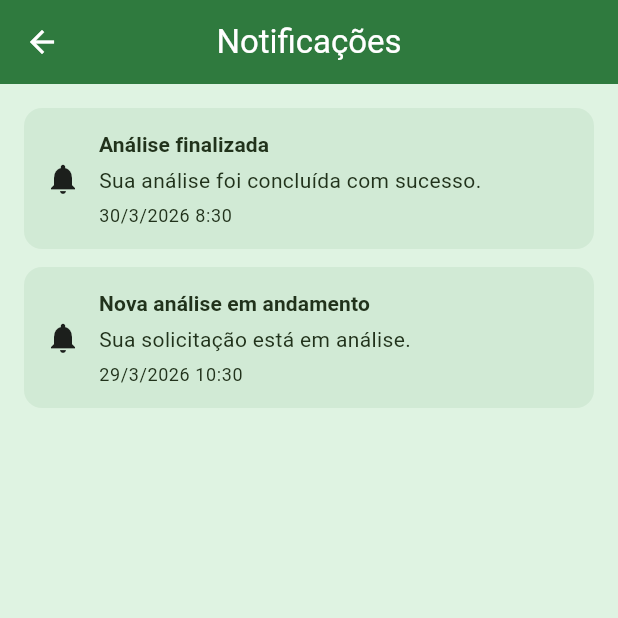
After one commit to silvajoel/forrageira, a Flutter app: the NotificationsScreen screen opened directly, on a phone screen of 412 x 824 dp, the top half of it. The commit adds this screen. Run offline on Flutter 3.47's test engine with Material 3 defaults, Android fonts, the phone set to English and light mode, and no system bars; our stand-ins replace cloud_firestore, firebase_auth, firebase_core, freezed_annotation, geolocator, image_picker; accounts and stored records are empty.

Commit message:
feat(forage-analyse): migrate Supabase API to PHP for registration and add notifications screen

```diff
--- /dev/null
+++ b/lib/models/app_notification.dart
@@ -0,0 +1,15 @@
+class AppNotification {
+  final String id;
+  final String title;
+  final String message;
+  final DateTime createdAt;
+  final bool read;
+
+  AppNotification({
+    required this.id,
+    required this.title,
+    required this.message,
+    required this.createdAt,
+    this.read = false,
+  });
+}
--- /dev/null
+++ b/lib/screens/notifications_screen.dart
@@ -0,0 +1,90 @@
+import 'package:flutter/material.dart';
+import 'package:forrageira/models/app_notification.dart';
+
+class NotificationsScreen extends StatelessWidget {
+  const NotificationsScreen({Key? key}) : super(key: key);
+
+  String _formatDate(DateTime date) {
+    return "${date.day}/${date.month}/${date.year} "
+        "${date.hour}:${date.minute.toString().padLeft(2, '0')}";
+  }
+
+  @override
+  Widget build(BuildContext context) {
+    final theme = Theme.of(context);
+
+    // MOCK (depois você liga com backend)
+    final List<AppNotification> notifications = [
+      AppNotification(
+        id: '1',
+        title: 'Análise finalizada',
+        message: 'Sua análise foi concluída com sucesso.',
+        createdAt: DateTime.now().subtract(const Duration(hours: 2)),
+      ),
+      AppNotification(
+        id: '2',
+        title: 'Nova análise em andamento',
+        message: 'Sua solicitação está em análise.',
+        createdAt: DateTime.now().subtract(const Duration(days: 1)),
+      ),
+    ];
+
+    return Scaffold(
+      appBar: AppBar(
+        title: const Text('Notificações'),
+      ),
+      body: notifications.isEmpty
+          ? const Center(
+        child: Text("Nenhuma notificação."),
+      )
+          : ListView.builder(
+        padding: const EdgeInsets.all(16),
+        itemCount: notifications.length,
+        itemBuilder: (context, index) {
+          final item = notifications[index];
+
+          return Container(
+            margin: const EdgeInsets.only(bottom: 12),
+            padding: const EdgeInsets.all(14),
+            decoration: BoxDecoration(
+              color: item.read
+                  ? Colors.grey.shade100
+                  : theme.colorScheme.primary.withOpacity(0.08),
+              borderRadius: BorderRadius.circular(12),
+            ),
+            child: Row(
+              children: [
+                Icon(
+                  item.read
+                      ? Icons.notifications_none
+                      : Icons.notifications,
+                ),
+                const SizedBox(width: 12),
+                Expanded(
+                  child: Column(
+                    crossAxisAlignment: CrossAxisAlignment.start,
+                    children: [
+                      Text(
+                        item.title,
+                        style: theme.textTheme.titleSmall?.copyWith(
+                          fontWeight: FontWeight.bold,
+                        ),
+                      ),
+                      const SizedBox(height: 4),
+                      Text(item.message),
+                      const SizedBox(height: 6),
+                      Text(
+                        _formatDate(item.createdAt),
+                        style: theme.textTheme.bodySmall,
+                      ),
+                    ],
+                  ),
+                ),
+              ],
+            ),
+          );
+        },
+      ),
+    );
+  }
+}
--- a/lib/services/supabase_image_storage_service.dart
+++ /dev/null
@@ -1,25 +0,0 @@
-import 'dart:io';
-import 'package:supabase_flutter/supabase_flutter.dart';
-import 'i_image_storage_service.dart';
-
-class SupabaseImageStorageService implements IImageStorageService {
-  final SupabaseClient _client;
-
-  const SupabaseImageStorageService(this._client);
-
-  @override
-  Future<List<String>> uploadImages(List<File> images, String userId) async {
-    final urls = <String>[];
-
-    for (final image in images) {
-      final fileName = DateTime.now().millisecondsSinceEpoch.toString();
-      final path = 'images/$userId/$fileName.jpg';
-
-      await _client.storage.from('forrageiras').upload(path, image);
-
-      urls.add(_client.storage.from('forrageiras').getPublicUrl(path));
-    }
-
-    return urls;
-  }
-}
--- a/pubspec.yaml
+++ b/pubspec.yaml
@@ -35,6 +35,8 @@ dependencies:
   provider: ^6.0.0
   freezed_annotation: ^2.4.1
   json_annotation: ^4.8.0
+  http: ^1.2.0
+
 
 dev_dependencies:
   flutter_test:
```
Also changed, not shown: lib/main.dart (+2 -9 lines), lib/screens/analysis_detail_screen.dart (+45 -13 lines), lib/screens/analysis_screen.dart (+12 -8 lines), lib/screens/home_screen.dart (+26 -18 lines), lib/screens/main_screen.dart (+54 -13 lines), lib/services/i_image_storage_service.dart (+8 -1 lines), lib/services/plesk_image_storage_service.dart (added, +59 -0 lines), lib/widgets/analysis_item.dart (+61 -11 lines), pubspec.lock.
